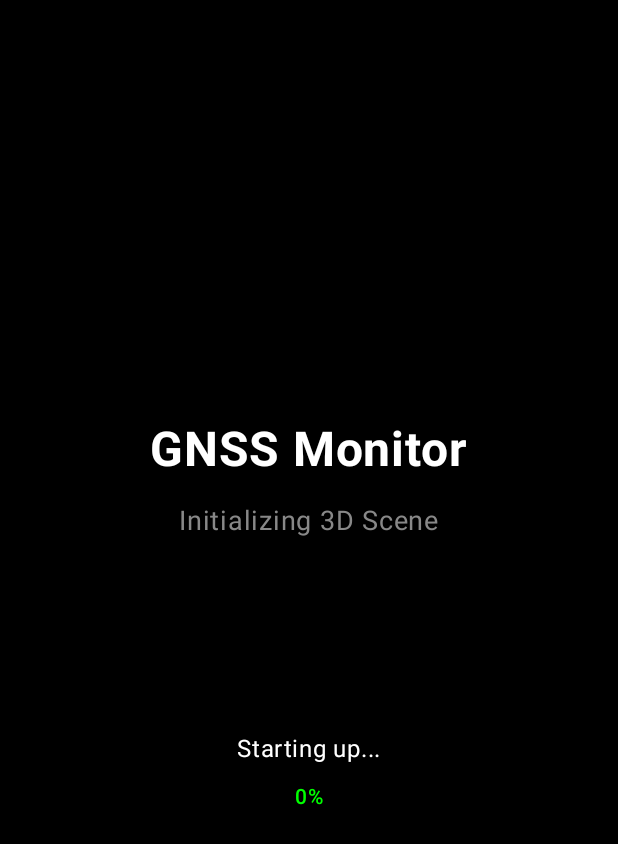
After one commit to KrzPank/GPSSatelliteViewer, an Android app built with Jetpack Compose: the composable Scene3DLoadingScreen called with empty values, on a phone screen of 412 x 824 dp. The commit adds this screen. Shown: the top 844 px of the screen. Run offline under Robolectric (Android 15) with nearby library versions, the phone set to English and light mode, and no system bars.

Commit message:
Refactored light management more readable, added loading screen when changing to 3D scene

```diff
--- /dev/null
+++ b/app/src/main/java/com/example/gpssatelliteviewer/ui/components/Scene3DLoadingScreen.kt
@@ -0,0 +1,94 @@
+package com.example.gpssatelliteviewer.ui.components
+
+import androidx.compose.foundation.background
+import androidx.compose.foundation.layout.Arrangement
+import androidx.compose.foundation.layout.Box
+import androidx.compose.foundation.layout.Column
+import androidx.compose.foundation.layout.Spacer
+import androidx.compose.foundation.layout.fillMaxSize
+import androidx.compose.foundation.layout.height
+import androidx.compose.foundation.layout.size
+import androidx.compose.material3.CircularProgressIndicator
+import androidx.compose.material3.Text
+import androidx.compose.runtime.Composable
+import androidx.compose.ui.Alignment
+import androidx.compose.ui.Modifier
+import androidx.compose.ui.graphics.Color
+import androidx.compose.ui.text.font.FontWeight
+import androidx.compose.ui.unit.dp
+import androidx.compose.ui.unit.sp
+
+@Composable
+fun Scene3DLoadingScreen(
+    progress: Float,
+    modifier: Modifier = Modifier
+) {
+    Box(
+        modifier = modifier
+            .fillMaxSize()
+            .background(Color.Black),
+        contentAlignment = Alignment.Center
+    ) {
+        Column(
+            horizontalAlignment = Alignment.CenterHorizontally,
+            verticalArrangement = Arrangement.Center
+        ) {
+            // App Title
+            Text(
+                text = "GNSS Monitor",
+                color = Color.White,
+                fontSize = 32.sp,
+                fontWeight = FontWeight.Bold
+            )
+
+            Spacer(modifier = Modifier.height(16.dp))
+
+            // Subtitle
+            Text(
+                text = "Initializing 3D Scene",
+                color = Color.Gray,
+                fontSize = 18.sp
+            )
+
+            Spacer(modifier = Modifier.height(32.dp))
+
+            // Progress indicator
+            CircularProgressIndicator(
+                progress = progress,
+                modifier = Modifier.size(80.dp),
+                color = Color.Green,
+                strokeWidth = 6.dp
+            )
+
+            Spacer(modifier = Modifier.height(16.dp))
+
+            // Progress text
+            Text(
+                text = getLoadingMessage(progress),
+                color = Color.White,
+                fontSize = 16.sp
+            )
+
+            Spacer(modifier = Modifier.height(8.dp))
+
+            // Progress percentage
+            Text(
+                text = "${(progress * 100).toInt()}%",
+                color = Color.Green,
+                fontSize = 14.sp,
+                fontWeight = FontWeight.Medium
+            )
+        }
+    }
+}
+
+private fun getLoadingMessage(progress: Float): String {
+    return when {
+        progress < 0.2f -> "Starting up..."
+        progress < 0.4f -> "Initializing engine..."
+        progress < 0.6f -> "Loading models..."
+        progress < 0.8f -> "Setting up environment..."
+        progress < 1.0f -> "Finalizing scene..."
+        else -> "Ready!"
+    }
+}
```
Also changed, not shown: app/src/main/java/com/example/gpssatelliteviewer/data/Scene3DParameters.kt (+5 -5 lines), app/src/main/java/com/example/gpssatelliteviewer/ui/panels/Satellite3DPanel.kt (+52 -4 lines), app/src/main/java/com/example/gpssatelliteviewer/utils/Scene3D.kt (+62 -103 lines).
